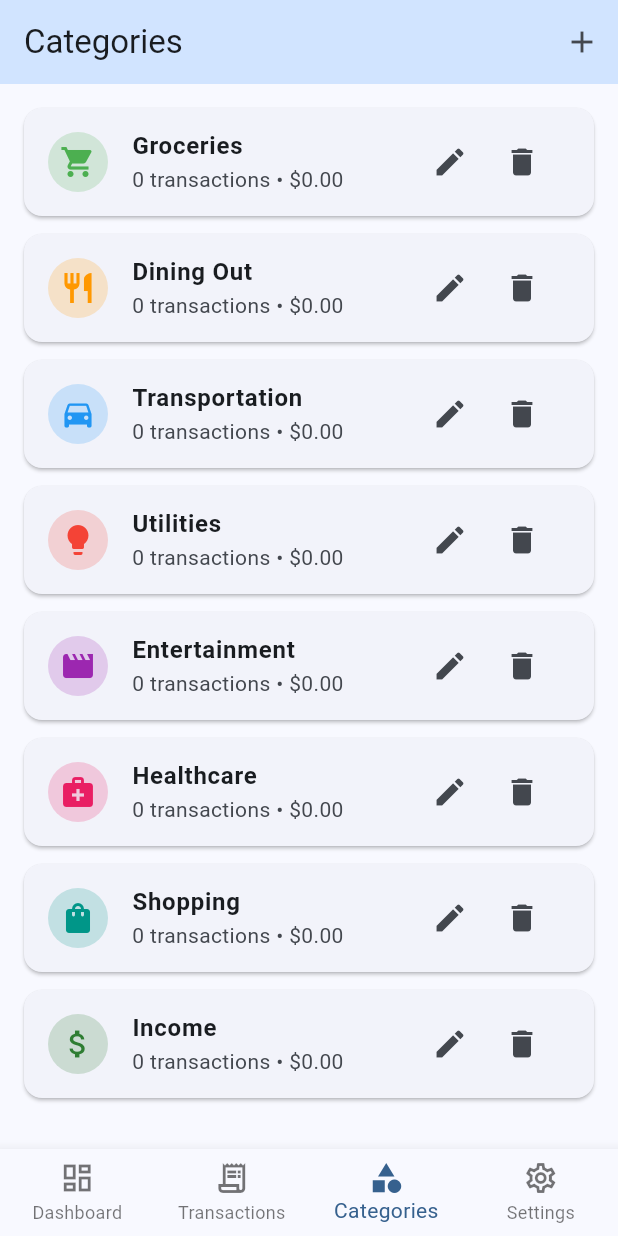
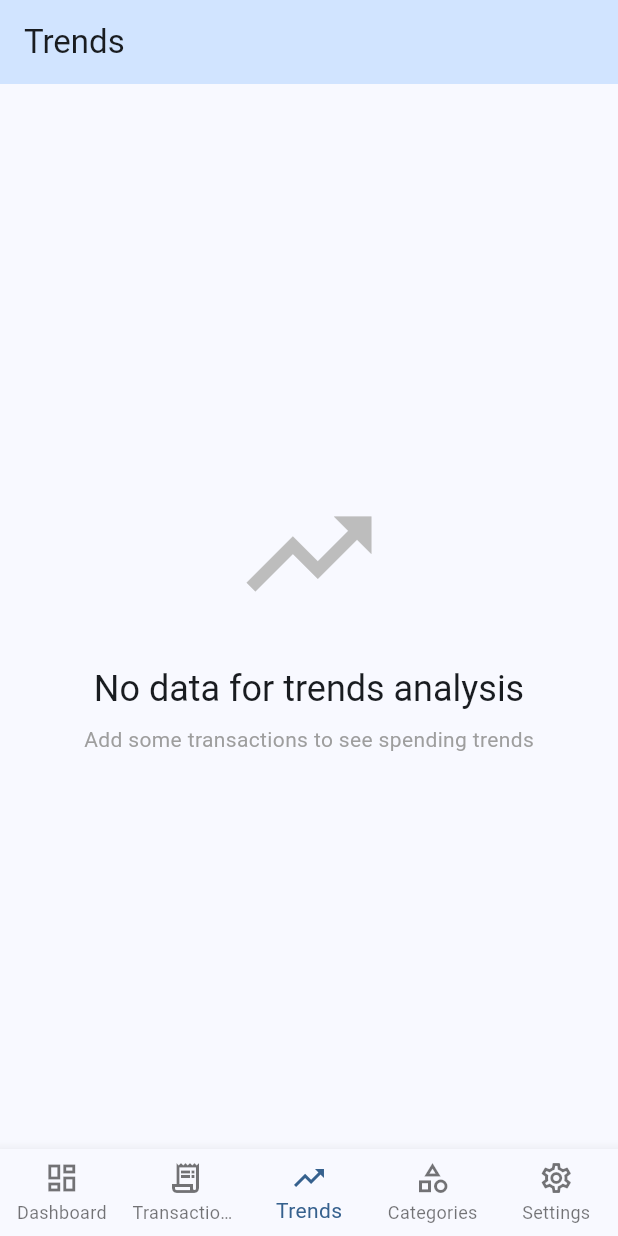
Before and after one commit to EHCOR/budget, a Flutter app: the screen it shows after launch, item 3 of the bottom bar chosen, on a phone screen of 412 x 824 dp. Run offline on Flutter 3.47's test engine with Material 3 defaults, Android fonts, the phone set to English and light mode, and no system bars; our stand-ins replace csv, file_picker, fl_chart, shared_preferences.

Commit message:
Added base trends page

```diff
--- a/lib/screens/home_page.dart
+++ b/lib/screens/home_page.dart
@@ -6,6 +6,7 @@ import 'package:csv/csv.dart';
 import 'package:provider/provider.dart';
 import 'dashboard_page.dart';
 import 'transactions_page.dart';
+import 'trends_page.dart';
 import 'categories_page.dart';
 import 'settings_page.dart';
 import '../widgets/add_transaction_dialog.dart';
@@ -26,6 +27,7 @@ class _HomePageState extends State<HomePage> {
   final List<Widget> _pages = [
     const DashboardPage(),
     const TransactionsPage(),
+    const TrendsPage(),
     const CategoriesPage(),
     const SettingsPage(),
   ];
@@ -33,6 +35,7 @@ class _HomePageState extends State<HomePage> {
   final List<String> _titles = [
     'Dashboard',
     'Transactions',
+    'Trends',
     'Categories',
     'Settings',
   ];
@@ -62,6 +65,11 @@ class _HomePageState extends State<HomePage> {
             icon: Icon(Icons.receipt_long_outlined),
             activeIcon: Icon(Icons.receipt_long),
             label: 'Transactions',
+          ),
+          BottomNavigationBarItem(
+            icon: Icon(Icons.trending_up_outlined),
+            activeIcon: Icon(Icons.trending_up),
+            label: 'Trends',
           ),
           BottomNavigationBarItem(
             icon: Icon(Icons.category_outlined),
--- /dev/null
+++ b/lib/screens/trends_page.dart
@@ -0,0 +1,133 @@
+// screens/trends_page.dart
+import 'package:flutter/material.dart';
+import 'package:provider/provider.dart';
+import '../providers/transaction_provider.dart';
+import '../widgets/trends/monthly_category_chart.dart';
+import '../widgets/date_range_selector.dart';
+
+class TrendsPage extends StatefulWidget {
+  const TrendsPage({super.key});
+
+  @override
+  State<TrendsPage> createState() => _TrendsPageState();
+}
+
+class _TrendsPageState extends State<TrendsPage> {
+  @override
+  Widget build(BuildContext context) {
+    return Scaffold(
+      appBar: AppBar(
+        title: const Text('Trends'),
+        backgroundColor: Theme.of(context).colorScheme.primaryContainer,
+      ),
+      body: Consumer<TransactionProvider>(
+        builder: (context, provider, child) {
+          if (provider.isLoading) {
+            return const Center(child: CircularProgressIndicator());
+          }
+
+          if (provider.transactions.isEmpty) {
+            return _buildEmptyState();
+          }
+
+          return RefreshIndicator(
+            onRefresh: () async {
+              await provider.initialize();
+            },
+            child: SingleChildScrollView(
+              physics: const AlwaysScrollableScrollPhysics(),
+              padding: const EdgeInsets.all(16),
+              child: Column(
+                crossAxisAlignment: CrossAxisAlignment.start,
+                children: [
+                  // Date Range Selector
+                  const DateRangeSelector(),
+                  const SizedBox(height: 24),
+
+                  // Monthly Category Spending Chart
+                  const MonthlyCategoryChart(),
+                  const SizedBox(height: 24),
+
+                  // Placeholder for future charts
+                  _buildFutureChartsPlaceholder(),
+                ],
+              ),
+            ),
+          );
+        },
+      ),
+    );
+  }
+
+  Widget _buildEmptyState() {
+    return Center(
+      child: Column(
+        mainAxisAlignment: MainAxisAlignment.center,
+        children: [
+          Icon(
+            Icons.trending_up,
+            size: 100,
+            color: Colors.grey.shade400,
+          ),
+          const SizedBox(height: 24),
+          Text(
+            'No data for trends analysis',
+            style: Theme.of(context).textTheme.headlineSmall,
+          ),
+          const SizedBox(height: 8),
+          const Text(
+            'Add some transactions to see spending trends',
+            style: TextStyle(color: Colors.grey),
+          ),
+        ],
+      ),
+    );
+  }
+
+  Widget _buildFutureChartsPlaceholder() {
+    return Card(
+      child: Padding(
+        padding: const EdgeInsets.all(16),
+        child: Column(
+          crossAxisAlignment: CrossAxisAlignment.start,
+          children: [
+            Row(
+              children: [
+                Icon(
+                  Icons.construction,
+                  color: Colors.grey.shade600,
+                ),
+                const SizedBox(width: 8),
+                Text(
+                  'More Charts Coming Soon',
+                  style: TextStyle(
+                    fontSize: 18,
+                    fontWeight: FontWeight.bold,
+                    color: Colors.grey.shade600,
+                  ),
+                ),
+              ],
+            ),
+            const SizedBox(height: 12),
+            Text(
+              'Additional trend analysis charts will be added here:',
+              style: TextStyle(color: Colors.grey.shade600),
+            ),
+            const SizedBox(height: 8),
+            ...['Spending vs Income Over Time', 'Category Growth Trends', 'Budget vs Actual Analysis']
+                .map((item) => Padding(
+                      padding: const EdgeInsets.symmetric(vertical: 2),
+                      child: Row(
+                        children: [
+                          Icon(Icons.circle, size: 8, color: Colors.grey.shade400),
+                          const SizedBox(width: 8),
+                          Text(item, style: TextStyle(color: Colors.grey.shade600)),
+                        ],
+                      ),
+                    )),
+          ],
+        ),
+      ),
+    );
+  }
+}
```
Also changed, not shown: lib/providers/transaction_provider.dart (+46 -0 lines), lib/widgets/trends/monthly_category_chart.dart (added, +336 -0 lines).
